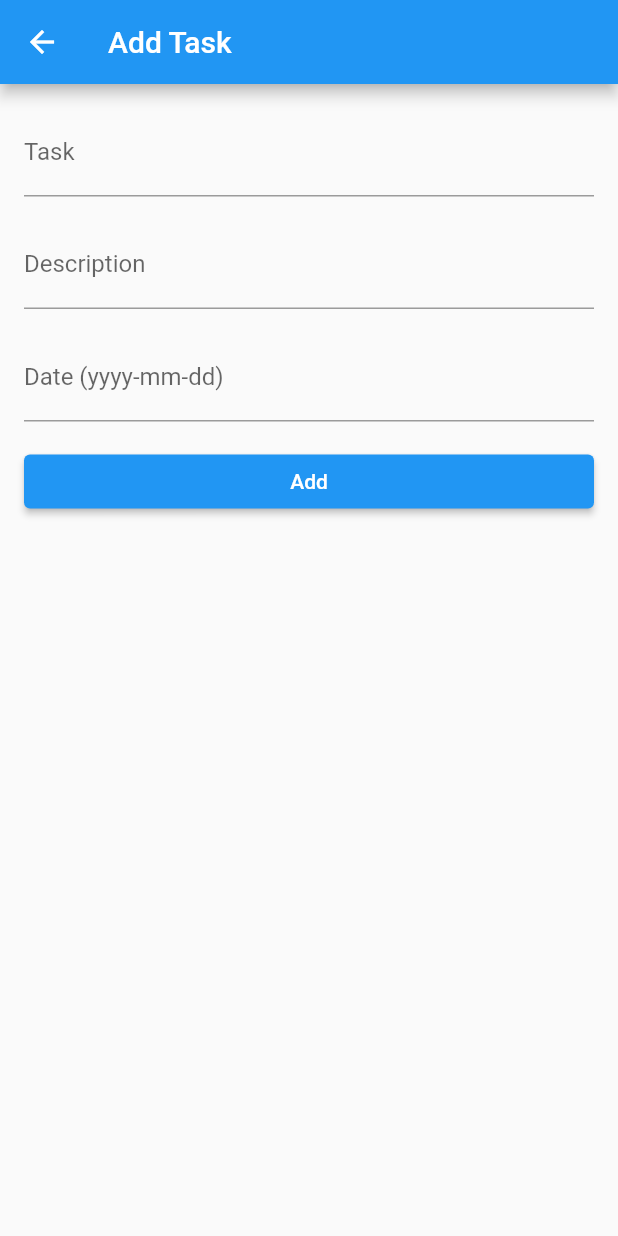
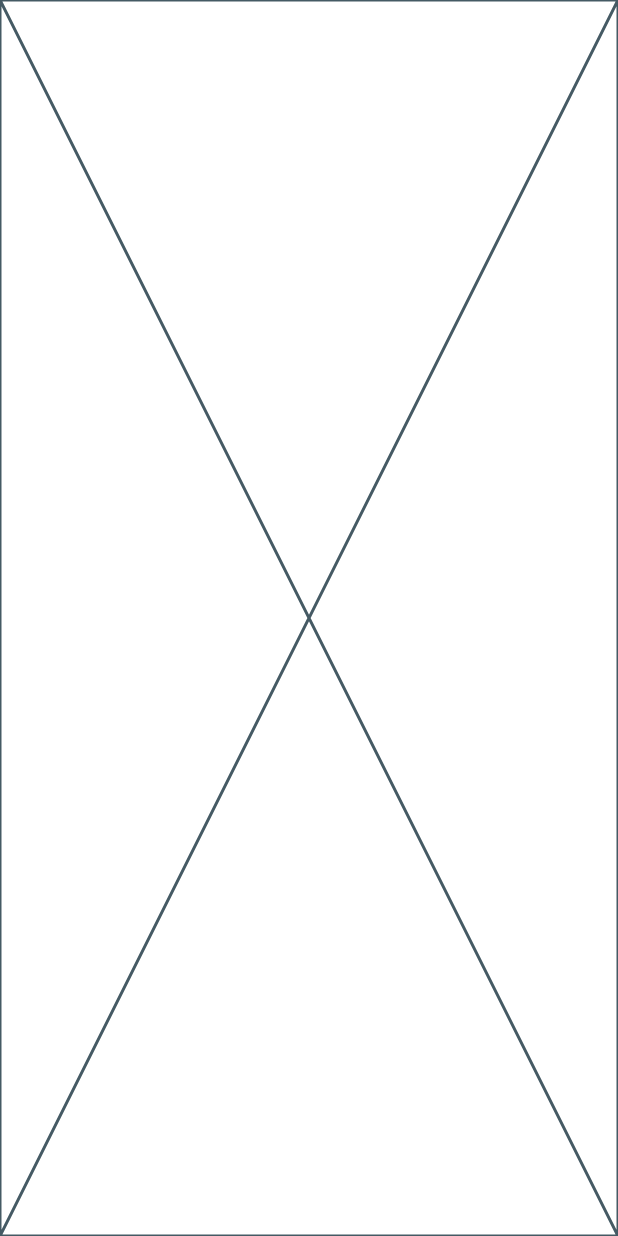
Before and after one commit to saranshahuja/timesync, a Flutter app: the HomeScreen screen opened directly, after a tap on the "add" icon, on a phone screen of 412 x 824 dp. Run offline on Flutter 3.47's test engine with Material 2 defaults, Android fonts, the light colour scheme and no system bars; our stand-ins replace cloud_firestore, firebase_auth, firebase_core, flutter_riverpod, glassmorphism, table_calendar; accounts and stored records are empty.

Commit message:
idk there are still some issues with this thing

```diff
--- a/lib/Models/ProjectList.dart
+++ b/lib/Models/ProjectList.dart
@@ -30,7 +30,7 @@ class SubTask {
   final String title;
   final String description;
   final DateTime date;
-  final Priority priority;
 
-  SubTask({required this.id, required this.title, required this.description, required this.date, required this.priority});
+
+  SubTask({required this.id, required this.title, required this.description, required this.date});
 }
--- a/lib/Pages/AddTaskScreen.dart
+++ b/lib/Pages/AddTaskScreen.dart
@@ -9,68 +9,9 @@ import 'HomeScreen.dart';
 
 
 class AddTaskScreen extends ConsumerWidget {
-  final TextEditingController _taskController = TextEditingController();
-  final TextEditingController _descriptionController = TextEditingController();
-  final TextEditingController _dateController = TextEditingController();
-  final Priority priority = Priority.low; // Set a default value
 
   @override
   Widget build(BuildContext context, WidgetRef ref) {
-    return Scaffold(
-      appBar: AppBar(
-        title: Text('Add Task'),
-      ),
-      body: Padding(
-        padding: const EdgeInsets.all(16.0),
-        child: Column(
-          crossAxisAlignment: CrossAxisAlignment.stretch,
-          children: [
-            TextField(
-              controller: _taskController,
-              decoration: InputDecoration(
-                labelText: 'Task',
-              ),
-            ),
-            SizedBox(height: 16.0),
-            TextField(
-              controller: _descriptionController,
-              decoration: InputDecoration(
-                labelText: 'Description',
-              ),
-            ),
-            SizedBox(height: 16.0),
-            TextField(
-              controller: _dateController,
-              decoration: InputDecoration(
-                labelText: 'Date (yyyy-mm-dd)',
-              ),
-            ),
-            SizedBox(height: 16.0),
-            // Here you could add widgets to select the Priority and add SubTasks, or assign the Task to a Project
-            ElevatedButton(
-              onPressed: () {
-                final title = _taskController.text;
-                final description = _descriptionController.text;
-                final date = DateTime.parse(_dateController.text);
-
-                if (title.isNotEmpty && description.isNotEmpty && date != null) {
-                  final task = Task(
-                    id: Uuid().v4(),
-                    title: title,
-                    description: description,
-                    date: date,
-                    priority: priority, // Use the selected priority
-                    subTasks: [], // Use the added SubTasks
-                  );
-                  ref.watch(taskListProvider as ProviderListenable).addTask(task);
-                  Navigator.pop(context);
-                }
-              },
-              child: Text('Add'),
-            ),
-          ],
-        ),
-      ),
-    );
+    return const Placeholder();
   }
 }
--- a/lib/Pages/HomePage.dart
+++ b/lib/Pages/HomePage.dart
@@ -1,5 +1,4 @@
 import 'package:flutter/material.dart';
-import 'package:line_icons/line_icons.dart';
 
 class HomePage extends StatefulWidget {
   const HomePage({Key? key}) : super(key: key);
--- a/lib/Pages/projectsPage.dart
+++ b/lib/Pages/projectsPage.dart
@@ -28,9 +28,8 @@ class ProjectsPage extends ConsumerWidget {
         },
       ),
       floatingActionButton: FloatingActionButton(
-        onPressed: () => Ref.watch(projectListProvider.notifier).addProject(
-          Project(id: Uuid().v4(), title: 'New Project', description: 'Description'),
-        ),
+        onPressed: () =>
+        {},
         child: Icon(Icons.add),
       ),
     );
```
Also changed, not shown: pubspec.lock.
